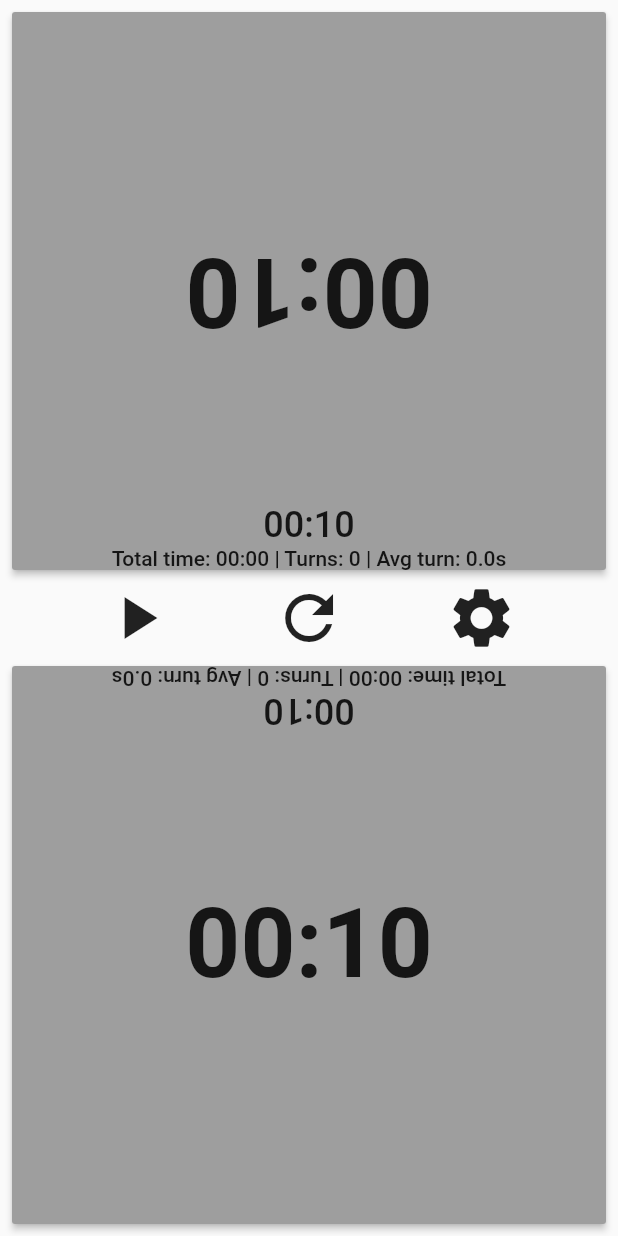
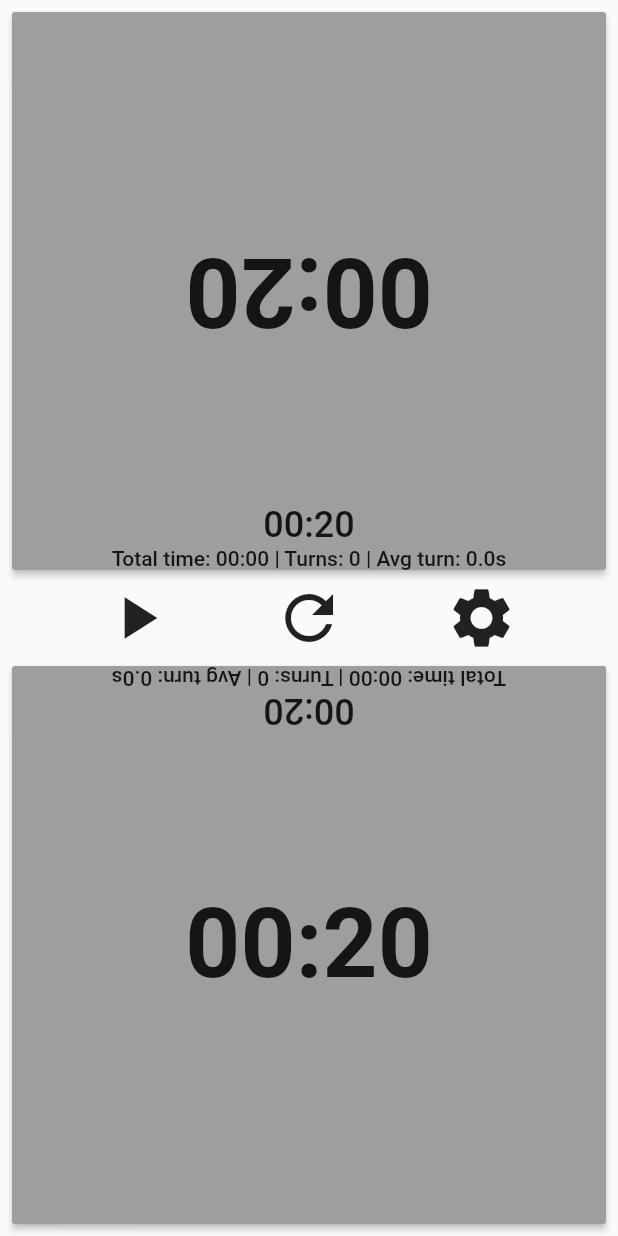
Before and after one commit to Goddchen/ChessTimer, a Flutter app: the screen it shows after launch, after a tap on the "refresh" icon, on a phone screen of 412 x 824 dp. Run offline on Flutter 3.47's test engine with Material 2 defaults, Android fonts, the phone set to English and light mode, and no system bars; missing offline and left inert: preferences, vibrate.

Commit message:
fixed inital null bug within playersTime

```diff
--- a/chess_timer/lib/main.dart
+++ b/chess_timer/lib/main.dart
@@ -20,6 +20,8 @@ class MyApp extends StatefulWidget {
 }
 
 class ChessTimerState extends State<MyApp> with SingleTickerProviderStateMixin {
+  static final defaultPlayersTime = 20;
+
   int _turnTimeSeconds;
   int _playerAtTurn = 0;
   var _playersTime = [0, 0, 0];
@@ -34,7 +36,7 @@ class ChessTimerState extends State<MyApp> with SingleTickerProviderStateMixin {
     setState(() {
       _timer?.cancel();
       _playerAtTurn = 0;
-      _turnTimeSeconds = PrefService.getInt('turn_time') ?? 10;
+      _turnTimeSeconds = PrefService.getInt('turn_time') ?? defaultPlayersTime;
       _playersTime = [0, _turnTimeSeconds, _turnTimeSeconds];
       _gameDurationSeconds = 0;
       _turnCounter = 0;
@@ -79,7 +81,8 @@ class ChessTimerState extends State<MyApp> with SingleTickerProviderStateMixin {
     _timer?.cancel();
     _timer = CountdownTimer(
         Duration(seconds: _playersTime[_playerAtTurn], milliseconds: 500),
-        Duration(seconds: 1));
+        Duration(seconds: 1),
+    );
     _timer.listen((timer) {
       if (!timer.remaining.isNegative) {
         setState(() {
@@ -142,7 +145,7 @@ class ChessTimerState extends State<MyApp> with SingleTickerProviderStateMixin {
   void initState() {
     super.initState();
     _initAnimations();
-    _turnTimeSeconds = PrefService.getInt('turn_time');
+    _turnTimeSeconds = PrefService.getInt('turn_time') ?? defaultPlayersTime;
     _playersTime = [0, _turnTimeSeconds, _turnTimeSeconds];
   }
 
```
